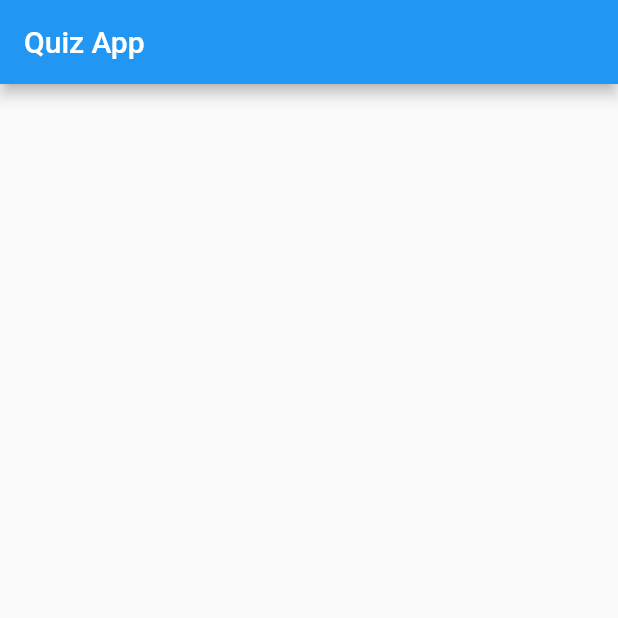
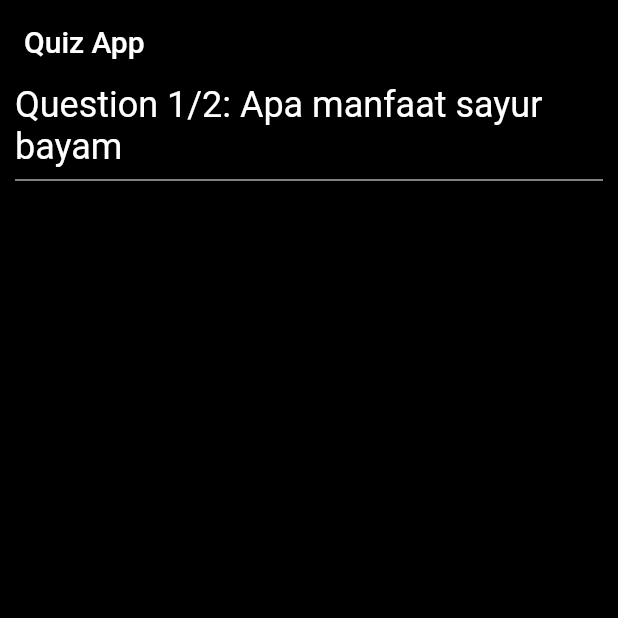
Before and after one commit to aldinurhanudin/quiz_firebase, a Flutter app: the screen it shows after launch, on a phone screen of 412 x 824 dp, the top half of it. Run offline on Flutter 3.47's test engine with Material 2 defaults, Android fonts, the phone set to English and light mode, and no system bars.

Commit message:
4.part4_adding_the_question_widget

```diff
--- a/lib/screens/home_screen.dart
+++ b/lib/screens/home_screen.dart
@@ -1,6 +1,9 @@
 import 'package:flutter/material.dart';
 import 'package:flutter/src/widgets/framework.dart';
 import 'package:flutter/src/widgets/placeholder.dart';
+import 'package:quiz/constants.dart';
+import 'package:quiz/models/question_model.dart';
+import 'package:quiz/widgets/question_widget.dart';
 
 class HomeScreen extends StatefulWidget {
   const HomeScreen({super.key});
@@ -12,9 +15,54 @@ class HomeScreen extends StatefulWidget {
 class _HomeScreenState extends State<HomeScreen> {
   @override
   Widget build(BuildContext context) {
+    List<Question> _questions = [
+      Question(
+        id: '10',
+        title: 'Apa manfaat sayur bayam',
+        options: {
+          'enak': false,
+          'gakenak': false,
+          'protein': true,
+          'yuks': false
+        },
+      ),
+      Question(
+        id: '11',
+        title: 'Apa manfaat sayur kangkung',
+        options: {
+          'enak': false,
+          'gakenak': false,
+          'protein': true,
+          'yuks': false
+        },
+      )
+    ];
+
+    int index = 0;
     return Scaffold(
+      backgroundColor: background,
       appBar: AppBar(
         title: Text('Quiz App'),
+        backgroundColor: background,
+        shadowColor: Colors.transparent,
+      ),
+      body: Container(
+        width: double.infinity,
+        padding: EdgeInsets.symmetric(
+          horizontal: 10,
+        ),
+        child: Column(
+          children: [
+            QuestionWidget(
+              question: _questions[index].title,
+              indexAction: index,
+              totalQuestions: _questions.length,
+            ),
+            Divider(
+              color: neutral,
+            ),
+          ],
+        ),
       ),
     );
   }
--- /dev/null
+++ b/lib/widgets/question_widget.dart
@@ -0,0 +1,31 @@
+import 'package:flutter/material.dart';
+import 'package:flutter/src/widgets/framework.dart';
+import 'package:flutter/src/widgets/placeholder.dart';
+import 'package:quiz/constants.dart';
+
+class QuestionWidget extends StatelessWidget {
+  const QuestionWidget({
+    Key? key,
+    required this.question,
+    required this.indexAction,
+    required this.totalQuestions,
+  });
+
+  final String question;
+  final int indexAction;
+  final int totalQuestions;
+
+  @override
+  Widget build(BuildContext context) {
+    return Container(
+      alignment: Alignment.centerLeft,
+      child: Text(
+        'Question ${indexAction + 1}/$totalQuestions: $question',
+        style: TextStyle(
+          fontSize: 24,
+          color: neutral,
+        ),
+      ),
+    );
+  }
+}
```
